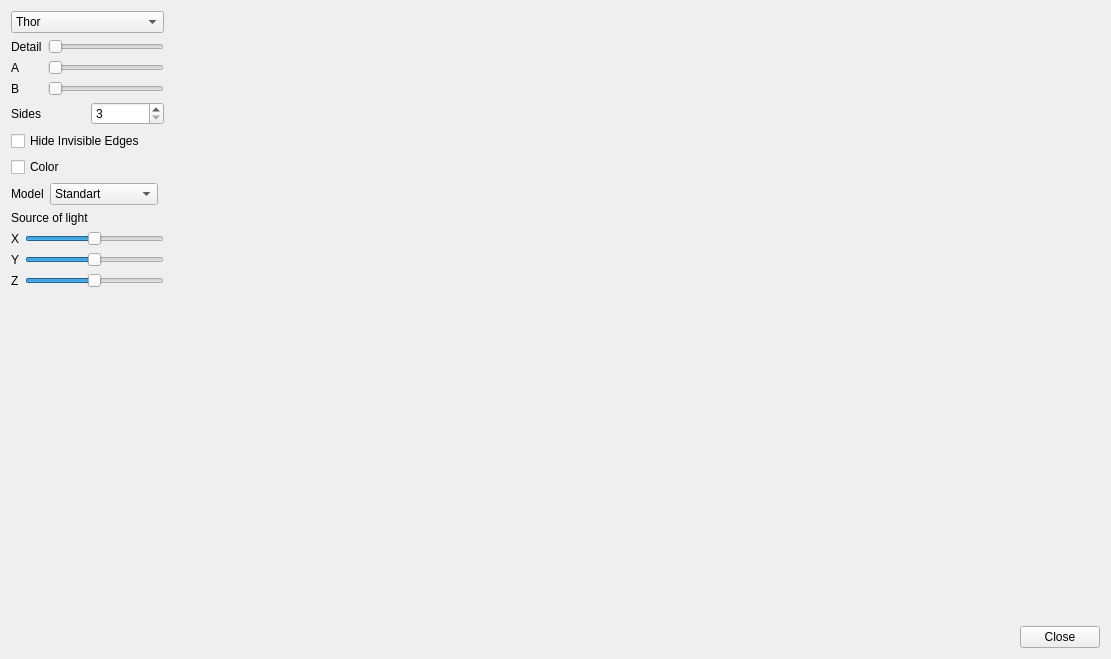
Above: widget.ui from NastyaSkoblova/CompGraphicsL2 before the change. Below: the same form after it.
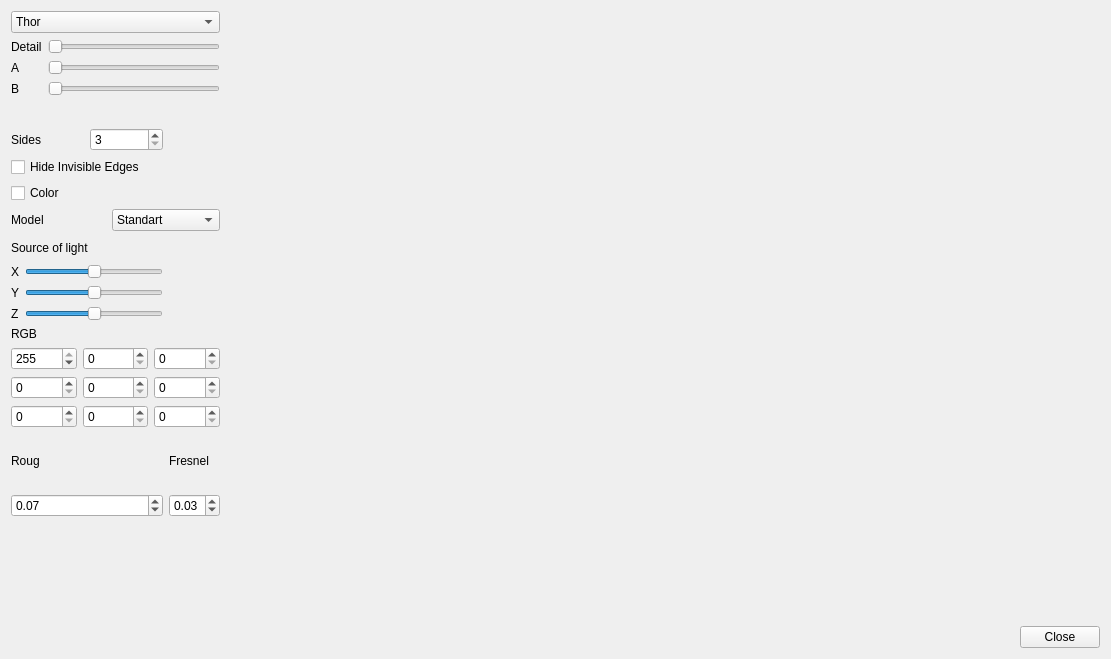
That is the form after the change.

Patch:
```diff
--- a/widget.ui
+++ b/widget.ui
@@ -13,25 +13,34 @@
   <property name="windowTitle">
    <string>Widget</string>
   </property>
-  <layout class="QGridLayout" name="gridLayout_2">
-   <item row="1" column="2">
-    <spacer name="horizontalSpacer_4">
-     <property name="orientation">
-      <enum>Qt::Horizontal</enum>
-     </property>
-     <property name="sizeHint" stdset="0">
-      <size>
-       <width>40</width>
-       <height>20</height>
-      </size>
-     </property>
-    </spacer>
-   </item>
-   <item row="9" column="6">
-    <widget class="QPushButton" name="pushButton">
-     <property name="text">
-      <string>Close</string>
-     </property>
+  <layout class="QGridLayout" name="gridLayout_3">
+   <item row="0" column="0" colspan="2">
+    <widget class="QComboBox" name="comboBox">
+     <item>
+      <property name="text">
+       <string>Thor</string>
+      </property>
+     </item>
+     <item>
+      <property name="text">
+       <string>Sphere</string>
+      </property>
+     </item>
+     <item>
+      <property name="text">
+       <string>Parabaloid</string>
+      </property>
+     </item>
+     <item>
+      <property name="text">
+       <string>Prism</string>
+      </property>
+     </item>
+     <item>
+      <property name="text">
+       <string>Sand Watch</string>
+      </property>
+     </item>
     </widget>
    </item>
    <item row="1" column="0" colspan="2">
@@ -98,19 +107,18 @@
      </item>
     </layout>
    </item>
-   <item row="3" column="0" colspan="2">
-    <widget class="QCheckBox" name="checkBox">
-     <property name="text">
-      <string>Hide Invisible Edges</string>
+   <item row="1" column="2">
+    <spacer name="horizontalSpacer_4">
+     <property name="orientation">
+      <enum>Qt::Horizontal</enum>
      </property>
-    </widget>
-   </item>
-   <item row="4" column="0" rowspan="2" colspan="2">
-    <widget class="QCheckBox" name="checkBox_2">
-     <property name="text">
-      <string>Color</string>
+     <property name="sizeHint" stdset="0">
+      <size>
+       <width>40</width>
+       <height>20</height>
+      </size>
      </property>
-    </widget>
+    </spacer>
    </item>
    <item row="1" column="3">
     <spacer name="horizontalSpacer_3">
@@ -138,33 +146,7 @@
      </property>
     </spacer>
    </item>
-   <item row="8" column="0" colspan="2">
-    <spacer name="verticalSpacer">
-     <property name="orientation">
-      <enum>Qt::Vertical</enum>
-     </property>
-     <property name="sizeHint" stdset="0">
-      <size>
-       <width>20</width>
-       <height>420</height>
-      </size>
-     </property>
-    </spacer>
-   </item>
-   <item row="9" column="5">
-    <spacer name="horizontalSpacer">
-     <property name="orientation">
-      <enum>Qt::Horizontal</enum>
-     </property>
-     <property name="sizeHint" stdset="0">
-      <size>
-       <width>244</width>
-       <height>20</height>
-      </size>
-     </property>
-    </spacer>
-   </item>
-   <item row="1" column="6" rowspan="8">
+   <item row="1" column="6" rowspan="9">
     <spacer name="verticalSpacer_2">
      <property name="orientation">
       <enum>Qt::Vertical</enum>
@@ -177,36 +159,7 @@
      </property>
     </spacer>
    </item>
-   <item row="0" column="0" colspan="2">
-    <widget class="QComboBox" name="comboBox">
-     <item>
-      <property name="text">
-       <string>Thor</string>
-      </property>
-     </item>
-     <item>
-      <property name="text">
-       <string>Sphere</string>
-      </property>
-     </item>
-     <item>
-      <property name="text">
-       <string>Parabaloid</string>
-      </property>
-     </item>
-     <item>
-      <property name="text">
-       <string>Prism</string>
-      </property>
-     </item>
-     <item>
-      <property name="text">
-       <string>Sand Watch</string>
-      </property>
-     </item>
-    </widget>
-   </item>
-   <item row="2" column="0" colspan="2">
+   <item row="2" column="0">
     <layout class="QHBoxLayout" name="horizontalLayout">
      <item>
       <widget class="QLabel" name="label_4">
@@ -227,7 +180,46 @@
      </item>
     </layout>
    </item>
-   <item row="7" column="0" colspan="2">
+   <item row="3" column="0" colspan="2">
+    <widget class="QCheckBox" name="checkBox">
+     <property name="text">
+      <string>Hide Invisible Edges</string>
+     </property>
+    </widget>
+   </item>
+   <item row="4" column="0">
+    <widget class="QCheckBox" name="checkBox_2">
+     <property name="text">
+      <string>Color</string>
+     </property>
+    </widget>
+   </item>
+   <item row="5" column="0" colspan="2">
+    <layout class="QHBoxLayout" name="horizontalLayout_2">
+     <item>
+      <widget class="QLabel" name="label_9">
+       <property name="text">
+        <string>Model</string>
+       </property>
+      </widget>
+     </item>
+     <item>
+      <widget class="QComboBox" name="comboBox_2">
+       <item>
+        <property name="text">
+         <string>Standart</string>
+        </property>
+       </item>
+       <item>
+        <property name="text">
+         <string>CookTorrance</string>
+        </property>
+       </item>
+      </widget>
+     </item>
+    </layout>
+   </item>
+   <item row="6" column="0">
     <layout class="QGridLayout" name="gridLayout">
      <item row="3" column="0">
       <widget class="QLabel" name="label_7">
@@ -307,31 +299,177 @@
      </item>
     </layout>
    </item>
-   <item row="6" column="0">
-    <layout class="QHBoxLayout" name="horizontalLayout_2">
+   <item row="7" column="0" colspan="2">
+    <layout class="QGridLayout" name="gridLayout_2">
+     <item row="0" column="0">
+      <widget class="QLabel" name="label_10">
+       <property name="text">
+        <string>RGB</string>
+       </property>
+      </widget>
+     </item>
+     <item row="1" column="0">
+      <widget class="QSpinBox" name="spinBox_2">
+       <property name="maximum">
+        <number>255</number>
+       </property>
+       <property name="value">
+        <number>255</number>
+       </property>
+      </widget>
+     </item>
+     <item row="1" column="1">
+      <widget class="QSpinBox" name="spinBox_3">
+       <property name="maximum">
+        <number>255</number>
+       </property>
+      </widget>
+     </item>
+     <item row="1" column="2">
+      <widget class="QSpinBox" name="spinBox_4">
+       <property name="maximum">
+        <number>255</number>
+       </property>
+      </widget>
+     </item>
+     <item row="2" column="0">
+      <widget class="QSpinBox" name="spinBox_5">
+       <property name="maximum">
+        <number>255</number>
+       </property>
+      </widget>
+     </item>
+     <item row="2" column="1">
+      <widget class="QSpinBox" name="spinBox_6">
+       <property name="maximum">
+        <number>255</number>
+       </property>
+      </widget>
+     </item>
+     <item row="2" column="2">
+      <widget class="QSpinBox" name="spinBox_7">
+       <property name="maximum">
+        <number>255</number>
+       </property>
+      </widget>
+     </item>
+     <item row="3" column="0">
+      <widget class="QSpinBox" name="spinBox_8">
+       <property name="maximum">
+        <number>255</number>
+       </property>
+      </widget>
+     </item>
+     <item row="3" column="1">
+      <widget class="QSpinBox" name="spinBox_9">
+       <property name="maximum">
+        <number>255</number>
+       </property>
+      </widget>
+     </item>
+     <item row="3" column="2">
+      <widget class="QSpinBox" name="spinBox_10">
+       <property name="maximum">
+        <number>255</number>
+       </property>
+      </widget>
+     </item>
+    </layout>
+   </item>
+   <item row="7" column="2">
+    <spacer name="horizontalSpacer_5">
+     <property name="orientation">
+      <enum>Qt::Horizontal</enum>
+     </property>
+     <property name="sizeHint" stdset="0">
+      <size>
+       <width>40</width>
+       <height>20</height>
+      </size>
+     </property>
+    </spacer>
+   </item>
+   <item row="8" column="0">
+    <layout class="QVBoxLayout" name="verticalLayout">
      <item>
-      <widget class="QLabel" name="label_9">
+      <widget class="QLabel" name="label_12">
        <property name="text">
-        <string>Model</string>
+        <string>Roug</string>
        </property>
       </widget>
      </item>
      <item>
-      <widget class="QComboBox" name="comboBox_2">
-       <item>
-        <property name="text">
-         <string>Standart</string>
-        </property>
-       </item>
-       <item>
-        <property name="text">
-         <string>CookTorrance</string>
-        </property>
-       </item>
+      <widget class="QDoubleSpinBox" name="doubleSpinBox_2">
+       <property name="maximum">
+        <double>1.000000000000000</double>
+       </property>
+       <property name="singleStep">
+        <double>0.010000000000000</double>
+       </property>
+       <property name="value">
+        <double>0.070000000000000</double>
+       </property>
       </widget>
      </item>
     </layout>
    </item>
+   <item row="8" column="1">
+    <layout class="QVBoxLayout" name="verticalLayout_2">
+     <item>
+      <widget class="QLabel" name="label_11">
+       <property name="text">
+        <string>Fresnel</string>
+       </property>
+      </widget>
+     </item>
+     <item>
+      <widget class="QDoubleSpinBox" name="doubleSpinBox">
+       <property name="maximum">
+        <double>1.000000000000000</double>
+       </property>
+       <property name="singleStep">
+        <double>0.010000000000000</double>
+       </property>
+       <property name="value">
+        <double>0.030000000000000</double>
+       </property>
+      </widget>
+     </item>
+    </layout>
+   </item>
+   <item row="9" column="0" rowspan="2" colspan="2">
+    <spacer name="verticalSpacer">
+     <property name="orientation">
+      <enum>Qt::Vertical</enum>
+     </property>
+     <property name="sizeHint" stdset="0">
+      <size>
+       <width>163</width>
+       <height>125</height>
+      </size>
+     </property>
+    </spacer>
+   </item>
+   <item row="10" column="5">
+    <spacer name="horizontalSpacer">
+     <property name="orientation">
+      <enum>Qt::Horizontal</enum>
+     </property>
+     <property name="sizeHint" stdset="0">
+      <size>
+       <width>244</width>
+       <height>20</height>
+      </size>
+     </property>
+    </spacer>
+   </item>
+   <item row="10" column="6">
+    <widget class="QPushButton" name="pushButton">
+     <property name="text">
+      <string>Close</string>
+     </property>
+    </widget>
+   </item>
   </layout>
  </widget>
  <layoutdefault spacing="6" margin="11"/>
```
